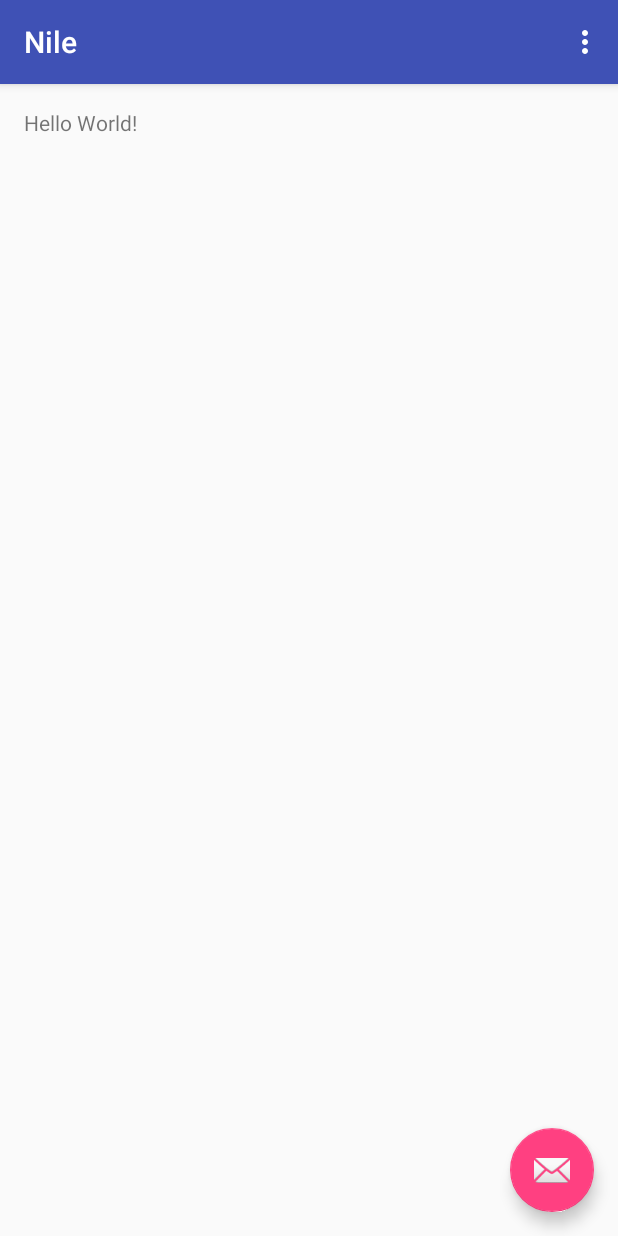
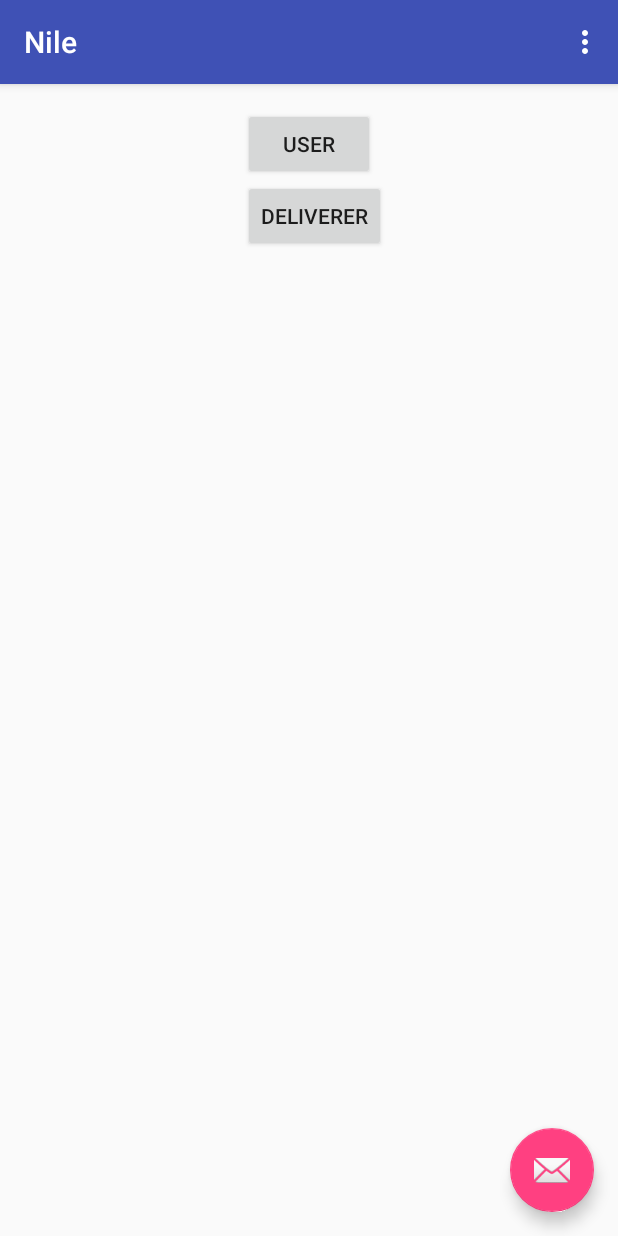
Before and after one commit to friebetill/smartEnergy, an Android app: the screen it shows after launch (MainActivity), on a phone screen of 412 x 824 dp. Run offline under Robolectric (Android 15) with nearby library versions, the phone set to English and light mode, and no system bars.

Commit message:
Create activity for user and deliverer

```diff
--- a/android/Nile/app/src/main/AndroidManifest.xml
+++ b/android/Nile/app/src/main/AndroidManifest.xml
@@ -4,10 +4,10 @@
 
     <application
         android:allowBackup="true"
+        android:debuggable="true"
         android:icon="@mipmap/ic_launcher"
         android:label="@string/app_name"
         android:supportsRtl="true"
-        android:debuggable="true"
         android:theme="@style/AppTheme">
         <activity
             android:name=".MainActivity"
@@ -19,6 +19,8 @@
                 <category android:name="android.intent.category.LAUNCHER" />
             </intent-filter>
         </activity>
+        <activity android:name=".UserActivity" />
+        <activity android:name=".DelivererActivity"></activity>
     </application>
 
 </manifest>
--- a/android/Nile/app/src/main/res/layout/content_main.xml
+++ b/android/Nile/app/src/main/res/layout/content_main.xml
@@ -12,8 +12,22 @@
     tools:context="com.nile.nile.MainActivity"
     tools:showIn="@layout/activity_main">
 
-    <TextView
+    <Button
         android:layout_width="wrap_content"
         android:layout_height="wrap_content"
-        android:text="Hello World!" />
+        android:text="User"
+        android:id="@+id/buttonUser"
+        android:layout_alignParentTop="true"
+        android:layout_centerHorizontal="true"
+        android:onClick="setUserView" />
+
+    <Button
+        android:layout_width="wrap_content"
+        android:layout_height="wrap_content"
+        android:text="Deliverer"
+        android:id="@+id/buttonDeliverer"
+        android:layout_below="@+id/buttonUser"
+        android:layout_alignStart="@+id/buttonUser"
+        android:onClick="setDelivererView" />
+
 </RelativeLayout>
```
Also changed, not shown: android/Nile/app/src/main/java/com/nile/nile/DelivererActivity.java (added, +13 -0 lines), android/Nile/app/src/main/java/com/nile/nile/MainActivity.java (+23 -0 lines), android/Nile/app/src/main/java/com/nile/nile/UserActivity.java (added, +13 -0 lines), android/Nile/app/src/main/res/layout/activity_deliverer.xml (added, +12 -0 lines), android/Nile/app/src/main/res/layout/activity_user.xml (added, +75 -0 lines), 1 other file.
